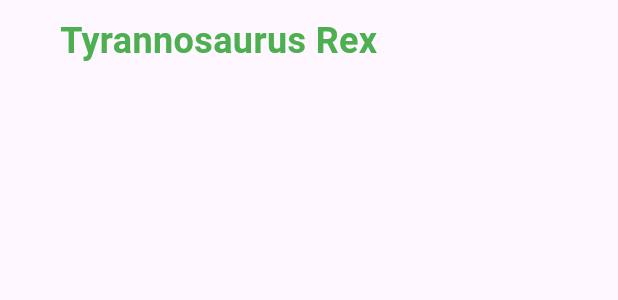
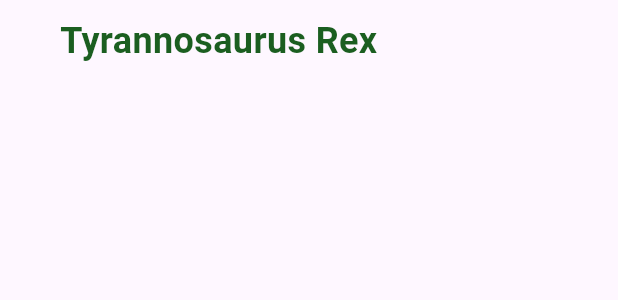
Before and after one commit to DaniGarMata/Cool-API-App, a Flutter app: the DinoListItem widget shown alone on an empty page, opened directly, on a phone screen of 412 x 824 dp. Shown: the top 300 px of the screen. Run offline on Flutter 3.47's test engine with Material 3 defaults, Android fonts, the phone set to English and light mode, and no system bars; network calls fail.

Commit message:
switched back to dark green text
so it's easier to read

```diff
--- a/dino_app/lib/screens/menu.dart
+++ b/dino_app/lib/screens/menu.dart
@@ -48,9 +48,9 @@ class MenuItem extends StatelessWidget {
         padding: const EdgeInsets.symmetric(horizontal: 40, vertical: 10),
         child: Text(
           title,
-          style: const TextStyle(
+          style: TextStyle(
             fontSize: 24,
-             color: Colors.green, // Use Colors.green directly
+             color: Colors.green[900],
             fontWeight: FontWeight.bold,
           ),
         ),
--- a/dino_app/lib/screens/select_dino.dart
+++ b/dino_app/lib/screens/select_dino.dart
@@ -72,9 +72,9 @@ class DinoListItem extends StatelessWidget {
         padding: const EdgeInsets.symmetric(horizontal: 40, vertical: 10),
         child: Text(
           dino.commonName,
-          style: const TextStyle(
+          style: TextStyle(
             fontSize: 24,
-            color: Colors.green, // Use Colors.green directly
+            color: Colors.green[900],
             fontWeight: FontWeight.bold,
           ),
         ),
```
Also changed, not shown: dino_app/lib/main.dart (+9 -9 lines).
